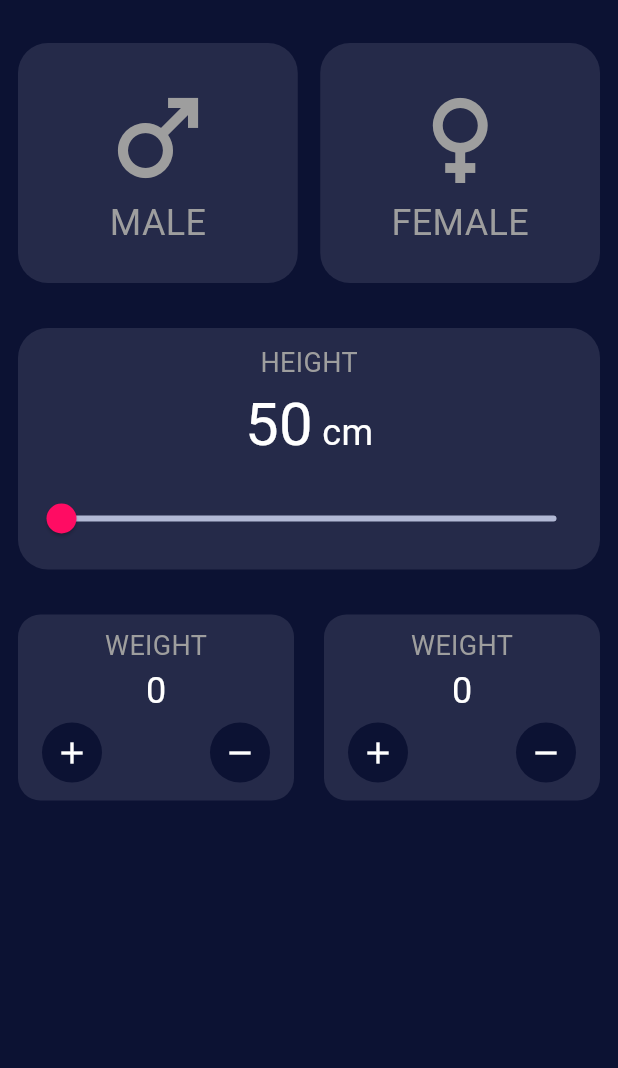
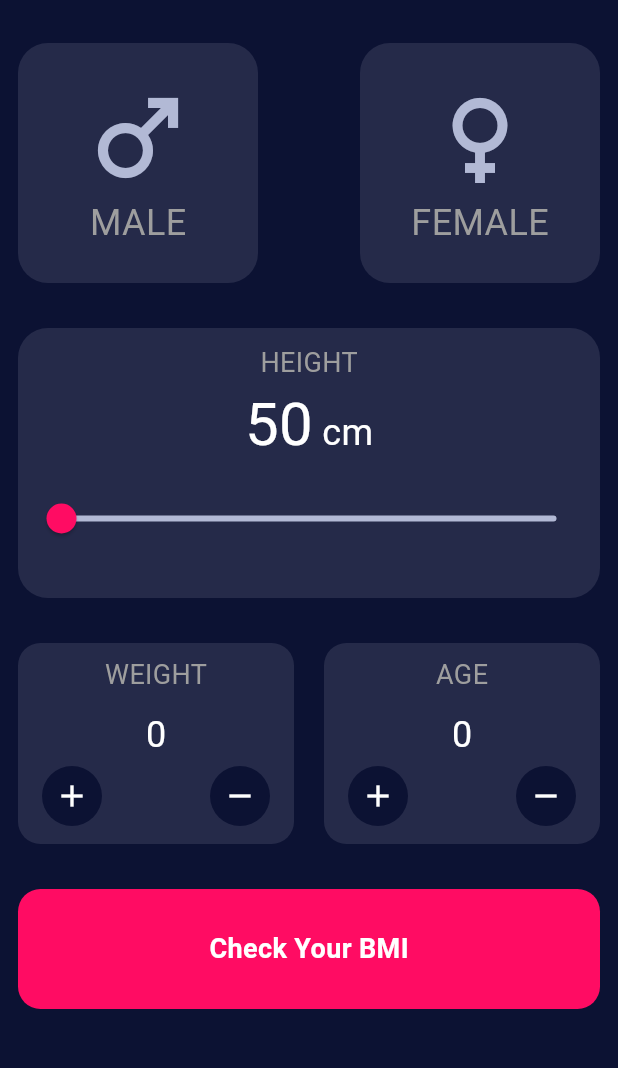
Before and after one commit to meredwan/BMI_-Calculator, a Flutter app: the screen it shows after launch, on a phone screen of 412 x 824 dp, the part 59-1127 px from its top. Run offline on Flutter 3.47's test engine with Material 3 defaults, Android fonts, the phone set to English and light mode, and no system bars.

```diff
--- a/lib/views/screens/homepage.dart
+++ b/lib/views/screens/homepage.dart
@@ -1,5 +1,7 @@
 import 'package:bmi_calculator_app/utils/custom_text.dart';
 import 'package:bmi_calculator_app/utils/custome_colors.dart';
+import 'package:bmi_calculator_app/views/screens/result.dart';
+import 'package:bmi_calculator_app/widgets/check_bmi_button.dart';
 import 'package:bmi_calculator_app/widgets/person_card.dart';
 import 'package:flutter/cupertino.dart';
 import 'package:flutter/material.dart';
@@ -13,8 +15,11 @@ class HomePage extends StatefulWidget {
 }
 
 class _HomePageState extends State<HomePage> {
+  bool? ismale;
   double heightCm = 50;
   int Sum = 0;
+  int weight = 0;
+  int age = 0;
   @override
   Widget build(BuildContext context) {
     return Scaffold(
@@ -24,7 +29,14 @@ class _HomePageState extends State<HomePage> {
         backgroundColor: AppColor.PrimaryColor,
         actions: [
           IconButton(
-              onPressed: () {},
+              onPressed: () {
+                setState(() {
+                  heightCm = 50;
+                  weight = 0;
+                  age = 0;
+                  ismale = null;
+                });
+              },
               icon: Icon(
                 Icons.refresh,
                 color: Colors.white,
@@ -36,15 +48,35 @@ class _HomePageState extends State<HomePage> {
         child: Column(
           children: [
             Row(
+              mainAxisAlignment: MainAxisAlignment.spaceBetween,
               children: [
                 personcard(
+                  onTap: () {
+                    setState(() {
+                      ismale = true;
+                    });
+                  },
                   data: 'MALE',
                   icon: Icons.male,
+                  iconColor: (ismale == true)
+                      ? const Color(0xffFF0C63)
+                      : const Color(0xffB2B9D5),
                 ),
                 const SizedBox(
                   width: 15,
                 ),
-                personcard(data: "FEMALE", icon: Icons.female)
+                personcard(
+                  onTap: () {
+                    setState(() {
+                      ismale = false;
+                    });
+                  },
+                  data: "FEMALE",
+                  icon: Icons.female,
+                  iconColor: (ismale == false)
+                      ? const Color(0xffFF0C63)
+                      : const Color(0xffB2B9D5),
+                )
               ],
             ),
             const SizedBox(
@@ -53,6 +85,7 @@ class _HomePageState extends State<HomePage> {
             Container(
               padding: EdgeInsets.only(top: 10, bottom: 10, left: 5, right: 5),
               width: double.infinity,
+              height: 180,
               decoration: BoxDecoration(
                 color: AppColor.SeconderyColor,
                 borderRadius: BorderRadius.circular(20),
@@ -89,7 +122,9 @@ class _HomePageState extends State<HomePage> {
                     max: 250,
                     value: heightCm,
                     onChanged: (value) {
-                      heightCm = value;
+                      setState(() {
+                        heightCm = value;
+                      });
                     },
                   ),
                 ],
@@ -110,14 +145,21 @@ class _HomePageState extends State<HomePage> {
                       mainAxisAlignment: MainAxisAlignment.center,
                       children: [
                         HeadingThree(data: "WEIGHT", textColor: Colors.grey),
-                        HeadingTwo(data: Sum.toString()),
+                        const SizedBox(
+                          height: 10,
+                        ),
+                        HeadingTwo(data: weight.toString()),
                         Row(
                           mainAxisAlignment: MainAxisAlignment.spaceBetween,
                           children: [
                             IconButton(
                               style: IconButton.styleFrom(
                                   backgroundColor: AppColor.PrimaryColor),
-                              onPressed: () {},
+                              onPressed: () {
+                                setState(() {
+                                  weight++;
+                                });
+                              },
                               icon: Icon(
                                 Icons.add,
                                 color: Colors.white,
@@ -126,7 +168,17 @@ class _HomePageState extends State<HomePage> {
                             IconButton(
                               style: IconButton.styleFrom(
                                   backgroundColor: AppColor.PrimaryColor),
-                              onPressed: () {},
+                              onPressed: () {
+                                setState(() {
+                                  if (weight > 0) {
+                                    weight--;
+                                  } else {
+                                    SnackBar(
+                                      content: Text("Wrong Argument"),
+                                    );
+                                  }
+                                });
+                              },
                               icon: Icon(
                                 Icons.remove,
                                 color: Colors.white,
@@ -150,15 +202,22 @@ class _HomePageState extends State<HomePage> {
                     child: Column(
                       mainAxisAlignment: MainAxisAlignment.center,
                       children: [
-                        HeadingThree(data: "WEIGHT", textColor: Colors.grey),
-                        HeadingTwo(data: Sum.toString()),
+                        HeadingThree(data: "AGE", textColor: Colors.grey),
+                        const SizedBox(
+                          height: 10,
+                        ),
+                        HeadingTwo(data: age.toString()),
                         Row(
                           mainAxisAlignment: MainAxisAlignment.spaceBetween,
                           children: [
                             IconButton(
                               style: IconButton.styleFrom(
                                   backgroundColor: AppColor.PrimaryColor),
-                              onPressed: () {},
+                              onPressed: () {
+                                setState(() {
+                                  age++;
+                                });
+                              },
                               icon: Icon(
                                 Icons.add,
                                 color: Colors.white,
@@ -167,7 +226,20 @@ class _HomePageState extends State<HomePage> {
                             IconButton(
                               style: IconButton.styleFrom(
                                   backgroundColor: AppColor.PrimaryColor),
-                              onPressed: () {},
+                              onPressed: () {
+                                setState(() {
+                                  if (age > 0) {
+                                    age--;
+                                  } else {
+                                    SnackBar(
+                                      content: Text(
+                                        "Wrong Argument",
+                                        style: TextStyle(fontSize: 18),
+                                      ),
+                                    );
+                                  }
+                                });
+                              },
                               icon: Icon(
                                 Icons.remove,
                                 color: Colors.white,
@@ -180,6 +252,19 @@ class _HomePageState extends State<HomePage> {
                   ),
                 ),
               ],
+            ),
+            const SizedBox(
+              height: 30,
+            ),
+            check_bmi(
+              onTap: () {
+                Navigator.push(
+                    context,
+                    MaterialPageRoute(
+                      builder: (context) => ShowResult(),
+                    ));
+              },
+              data: 'Check Your BMI',
             )
           ],
         ),
--- /dev/null
+++ b/lib/widgets/check_bmi_button.dart
@@ -0,0 +1,29 @@
+import 'package:bmi_calculator_app/utils/custom_text.dart';
+import 'package:bmi_calculator_app/utils/custome_colors.dart';
+import 'package:flutter/material.dart';
+
+class check_bmi extends StatelessWidget {
+  check_bmi({
+    super.key,
+    this.onTap,
+    required this.data,
+  });
+  final void Function()? onTap;
+  final String data;
+  @override
+  Widget build(BuildContext context) {
+    return InkWell(
+      onTap: onTap,
+      child: Container(
+        height: 80,
+        width: double.infinity,
+        decoration: BoxDecoration(
+            color: AppColor.ContentColor,
+            borderRadius: BorderRadius.circular(15)),
+        child: Center(
+          child: HeadingThree(data: data, fontWeight: FontWeight.bold),
+        ),
+      ),
+    );
+  }
+}
--- a/lib/widgets/person_card.dart
+++ b/lib/widgets/person_card.dart
@@ -1,17 +1,31 @@
 import 'package:bmi_calculator_app/utils/custome_colors.dart';
 import 'package:flutter/material.dart';
 
-class personcard extends StatelessWidget {
-  const personcard({
+class personcard extends StatefulWidget {
+  personcard({
     super.key,
     required this.data,
     required this.icon,
+    this.onTap,
+    this.textColor,
+    this.iconColor,
   });
   final String data;
   final IconData icon;
+  final Color? textColor;
+  final Color? iconColor;
+  final void Function()? onTap;
+
+  @override
+  State<personcard> createState() => _personcardState();
+}
+
+class _personcardState extends State<personcard> {
   @override
   Widget build(BuildContext context) {
-    return Expanded(
+    return InkWell(
+      onTap: widget.onTap,
+      child: Expanded(
         child: Container(
           height: 160,
           width: 160,
@@ -23,15 +37,19 @@ class personcard extends StatelessWidget {
             crossAxisAlignment: CrossAxisAlignment.center,
             children: [
               Icon(
-              icon,
-              color: Colors.grey,
+                widget.icon,
+                color: widget.iconColor ?? Colors.grey,
                 size: 80,
               ),
               Text(
-              data,
-              style: TextStyle(color: Colors.grey, fontSize: 24),
+                widget.data,
+                style: TextStyle(
+                  color: Colors.grey,
+                  fontSize: 24,
+                ),
               )
             ],
+          ),
         ),
       ),
     );
```
Also changed, not shown: lib/views/screens/result.dart (added, +62 -0 lines). Lines whose indentation alone changed are shown as unchanged.
